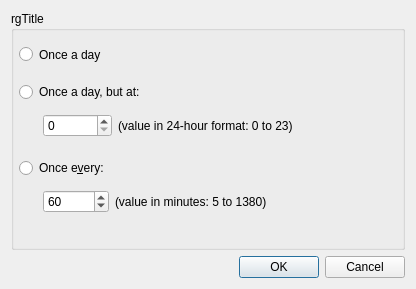
Old version of the form notifier/octopi-notifier/ui/setupdialog.ui in the repository aarnt/octopi.
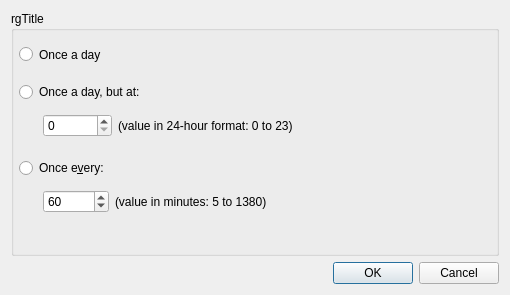
New version of the form.

The edit to the form file:
```diff
--- a/notifier/octopi-notifier/ui/setupdialog.ui
+++ b/notifier/octopi-notifier/ui/setupdialog.ui
@@ -6,10 +6,16 @@
    <rect>
     <x>0</x>
     <y>0</y>
-    <width>416</width>
-    <height>289</height>
+    <width>510</width>
+    <height>295</height>
    </rect>
   </property>
+  <property name="minimumSize">
+   <size>
+    <width>510</width>
+    <height>295</height>
+   </size>
+  </property>
   <property name="windowTitle">
    <string>Setup</string>
   </property>
@@ -49,7 +55,7 @@
        <rect>
         <x>8</x>
         <y>71</y>
-        <width>362</width>
+        <width>481</width>
         <height>62</height>
        </rect>
       </property>
@@ -132,7 +138,7 @@
        <rect>
         <x>8</x>
         <y>147</y>
-        <width>325</width>
+        <width>481</width>
         <height>62</height>
        </rect>
       </property>
```
Left out of the diff: 2 changed lines with no effect on the pictures.
